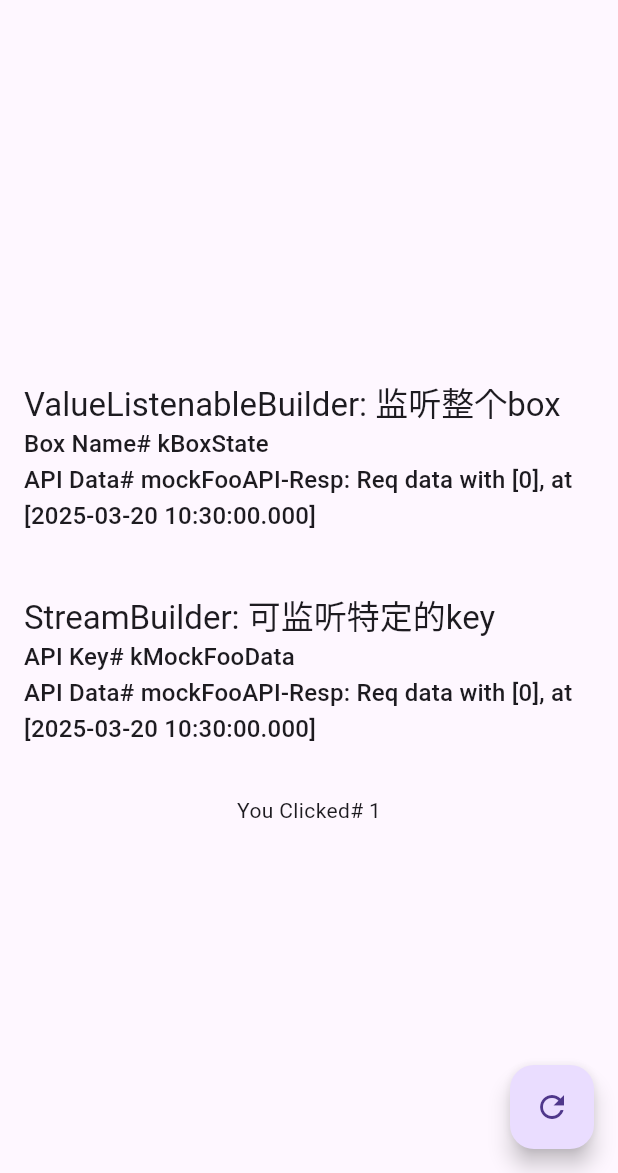
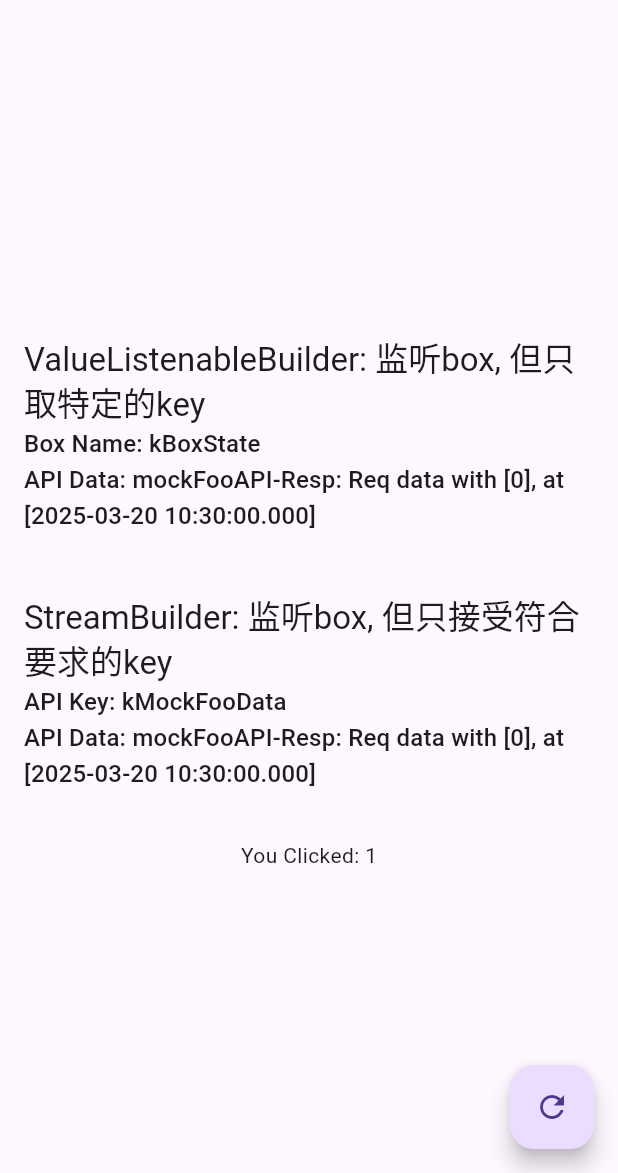
Before and after one commit to Hu-Wentao/hive_state, a Flutter app: the screen it shows after launch, after a tap on the "refresh" icon, on a phone screen of 412 x 824 dp, the part 63-1236 px from its top. Run offline on Flutter 3.47's test engine with Material 3 defaults, Android fonts, the phone set to English and light mode, and no system bars; our stand-ins replace hive_flutter; accounts and stored records are empty.

Commit message:
refactor main.dart doc

```diff
--- a/lib/main.dart
+++ b/lib/main.dart
@@ -64,12 +64,12 @@ class _MyHomePageState extends State<MyHomePage> {
               valueListenable: Hive.box<String>(kBoxState).listenable(),
               builder: (c, b, _) => ListTile(
                 title: Text(
-                  "ValueListenableBuilder: 监听整个box",
+                  "ValueListenableBuilder: 监听box, 但只取特定的key",
                   style: Theme.of(context).textTheme.titleLarge,
                 ),
                 subtitle: Text(
-                  'Box Name# ${b.name}\n'
-                  'API Data# ${b.get(kMockFooData)}\n',
+                  'Box Name: ${b.name}\n'
+                  'API Data: ${b.get(kMockFooData)}\n',
                   style: Theme.of(context).textTheme.titleMedium,
                 ),
               ),
@@ -84,12 +84,12 @@ class _MyHomePageState extends State<MyHomePage> {
               builder: (c, s) {
                 return ListTile(
                   title: Text(
-                    "StreamBuilder: 可监听特定的key",
+                    "StreamBuilder: 监听box, 但只接受符合要求的key",
                     style: Theme.of(context).textTheme.titleLarge,
                   ),
                   subtitle: Text(
-                    'API Key# ${s.data?.key}\n'
-                    'API Data# ${s.data?.value}\n',
+                    'API Key: ${s.data?.key}\n'
+                    'API Data: ${s.data?.value}\n',
                     style: Theme.of(context).textTheme.titleMedium,
                   ),
 
@@ -100,7 +100,7 @@ class _MyHomePageState extends State<MyHomePage> {
                 );
               },
             ),
-            Text('You Clicked# $_counter'),
+            Text('You Clicked: $_counter'),
           ],
         ),
       ),
```
